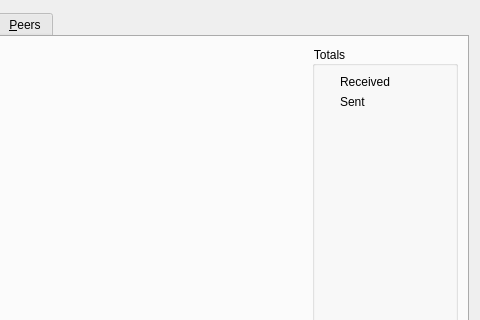
This is src/qt/forms/debugwindow.ui in hardwarewise/SIN-core as Qt 5 draws it before an edit; both pictures show x 270 to 750 and y 0 to 320 of the 750 by 550 pixel window. The edited form follows.
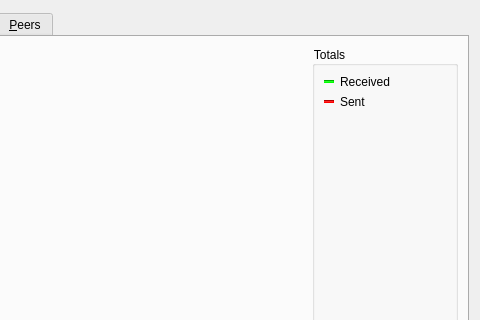
This is the edited form. The open tabs and pages were chosen to show the change. Icons and pictures are not drawn. Custom widgets are drawn as their Qt base class.

```diff
--- a/src/qt/forms/debugwindow.ui
+++ b/src/qt/forms/debugwindow.ui
@@ -1113,9 +1113,9 @@
                   <active>
                    <colorrole role="Button">
                     <brush brushstyle="SolidPattern">
-                     <color alpha="0">
+                     <color alpha="255">
                       <red>0</red>
-                      <green>0</green>
+                      <green>255</green>
                       <blue>0</blue>
                      </color>
                     </brush>
@@ -1131,18 +1131,18 @@
                    </colorrole>
                    <colorrole role="Base">
                     <brush brushstyle="SolidPattern">
-                     <color alpha="0">
+                     <color alpha="255">
                       <red>0</red>
-                      <green>0</green>
+                      <green>255</green>
                       <blue>0</blue>
                      </color>
                     </brush>
                    </colorrole>
                    <colorrole role="Window">
                     <brush brushstyle="SolidPattern">
-                     <color alpha="0">
+                     <color alpha="255">
                       <red>0</red>
-                      <green>0</green>
+                      <green>255</green>
                       <blue>0</blue>
                      </color>
                     </brush>
@@ -1151,9 +1151,9 @@
                   <inactive>
                    <colorrole role="Button">
                     <brush brushstyle="SolidPattern">
-                     <color alpha="0">
+                     <color alpha="255">
                       <red>0</red>
-                      <green>0</green>
+                      <green>255</green>
                       <blue>0</blue>
                      </color>
                     </brush>
@@ -1169,18 +1169,18 @@
                    </colorrole>
                    <colorrole role="Base">
                     <brush brushstyle="SolidPattern">
-                     <color alpha="0">
+                     <color alpha="255">
                       <red>0</red>
-                      <green>0</green>
+                      <green>255</green>
                       <blue>0</blue>
                      </color>
                     </brush>
                    </colorrole>
                    <colorrole role="Window">
                     <brush brushstyle="SolidPattern">
-                     <color alpha="0">
+                     <color alpha="255">
                       <red>0</red>
-                      <green>0</green>
+                      <green>255</green>
                       <blue>0</blue>
                      </color>
                     </brush>
@@ -1189,9 +1189,9 @@
                   <disabled>
                    <colorrole role="Button">
                     <brush brushstyle="SolidPattern">
-                     <color alpha="0">
+                     <color alpha="255">
                       <red>0</red>
-                      <green>0</green>
+                      <green>255</green>
                       <blue>0</blue>
                      </color>
                     </brush>
@@ -1207,18 +1207,18 @@
                    </colorrole>
                    <colorrole role="Base">
                     <brush brushstyle="SolidPattern">
-                     <color alpha="0">
+                     <color alpha="255">
                       <red>0</red>
-                      <green>0</green>
+                      <green>255</green>
                       <blue>0</blue>
                      </color>
                     </brush>
                    </colorrole>
                    <colorrole role="Window">
                     <brush brushstyle="SolidPattern">
-                     <color alpha="0">
+                     <color alpha="255">
                       <red>0</red>
-                      <green>0</green>
+                      <green>255</green>
                       <blue>0</blue>
                      </color>
                     </brush>
@@ -1226,6 +1226,9 @@
                   </disabled>
                  </palette>
                 </property>
+                <property name="styleSheet">
+                 <string notr="true">background-color: rgb(0, 255, 0);</string>
+                </property>
                 <property name="orientation">
                  <enum>Qt::Horizontal</enum>
                 </property>
@@ -1277,8 +1280,8 @@
                   <active>
                    <colorrole role="Button">
                     <brush brushstyle="SolidPattern">
-                     <color alpha="0">
-                      <red>0</red>
+                     <color alpha="255">
+                      <red>255</red>
                       <green>0</green>
                       <blue>0</blue>
                      </color>
@@ -1295,8 +1298,8 @@
                    </colorrole>
                    <colorrole role="Base">
                     <brush brushstyle="SolidPattern">
-                     <color alpha="0">
-                      <red>0</red>
+                     <color alpha="255">
+                      <red>255</red>
                       <green>0</green>
                       <blue>0</blue>
                      </color>
@@ -1304,8 +1307,8 @@
                    </colorrole>
                    <colorrole role="Window">
                     <brush brushstyle="SolidPattern">
-                     <color alpha="0">
-                      <red>0</red>
+                     <color alpha="255">
+                      <red>255</red>
                       <green>0</green>
                       <blue>0</blue>
                      </color>
@@ -1315,8 +1318,8 @@
                   <inactive>
                    <colorrole role="Button">
                     <brush brushstyle="SolidPattern">
-                     <color alpha="0">
-                      <red>0</red>
+                     <color alpha="255">
+                      <red>255</red>
                       <green>0</green>
                       <blue>0</blue>
                      </color>
@@ -1333,8 +1336,8 @@
                    </colorrole>
                    <colorrole role="Base">
                     <brush brushstyle="SolidPattern">
-                     <color alpha="0">
-                      <red>0</red>
+                     <color alpha="255">
+                      <red>255</red>
                       <green>0</green>
                       <blue>0</blue>
                      </color>
@@ -1342,8 +1345,8 @@
                    </colorrole>
                    <colorrole role="Window">
                     <brush brushstyle="SolidPattern">
-                     <color alpha="0">
-                      <red>0</red>
+                     <color alpha="255">
+                      <red>255</red>
                       <green>0</green>
                       <blue>0</blue>
                      </color>
@@ -1353,8 +1356,8 @@
                   <disabled>
                    <colorrole role="Button">
                     <brush brushstyle="SolidPattern">
-                     <color alpha="0">
-                      <red>0</red>
+                     <color alpha="255">
+                      <red>255</red>
                       <green>0</green>
                       <blue>0</blue>
                      </color>
@@ -1371,8 +1374,8 @@
                    </colorrole>
                    <colorrole role="Base">
                     <brush brushstyle="SolidPattern">
-                     <color alpha="0">
-                      <red>0</red>
+                     <color alpha="255">
+                      <red>255</red>
                       <green>0</green>
                       <blue>0</blue>
                      </color>
@@ -1380,8 +1383,8 @@
                    </colorrole>
                    <colorrole role="Window">
                     <brush brushstyle="SolidPattern">
-                     <color alpha="0">
-                      <red>0</red>
+                     <color alpha="255">
+                      <red>255</red>
                       <green>0</green>
                       <blue>0</blue>
                      </color>
@@ -1390,6 +1393,9 @@
                   </disabled>
                  </palette>
                 </property>
+                <property name="styleSheet">
+                 <string notr="true">background-color: rgb(255, 0, 0);</string>
+                </property>
                 <property name="orientation">
                  <enum>Qt::Horizontal</enum>
                 </property>
```
Left out of the diff: 21 changed lines with no effect on the pictures.
